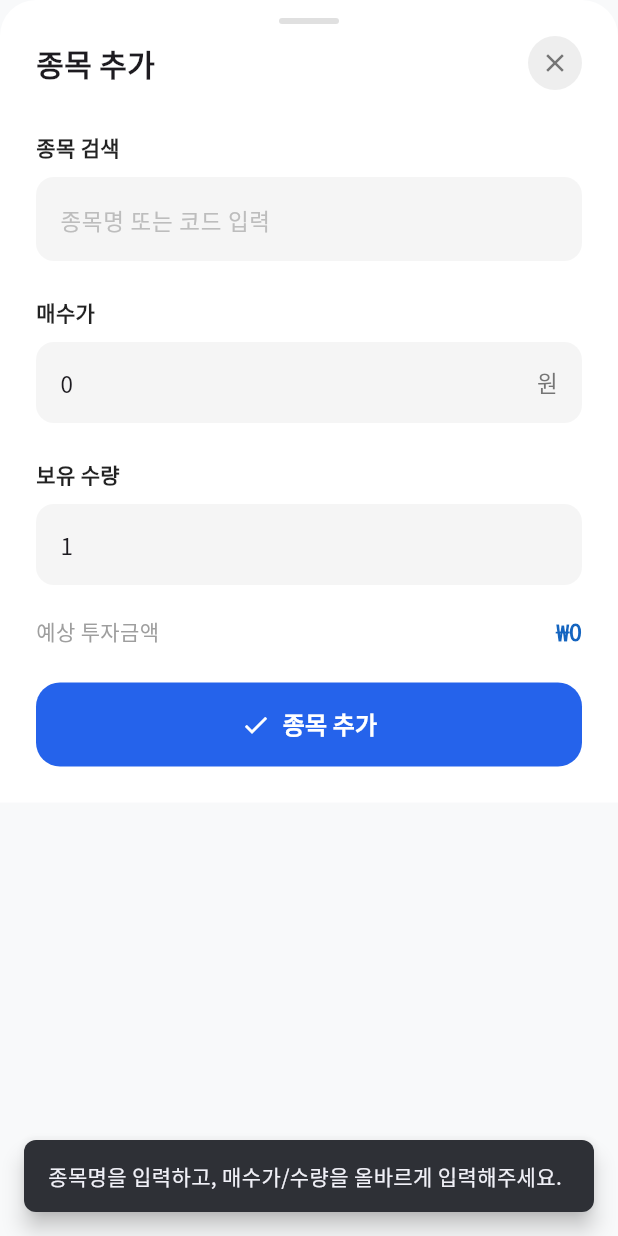
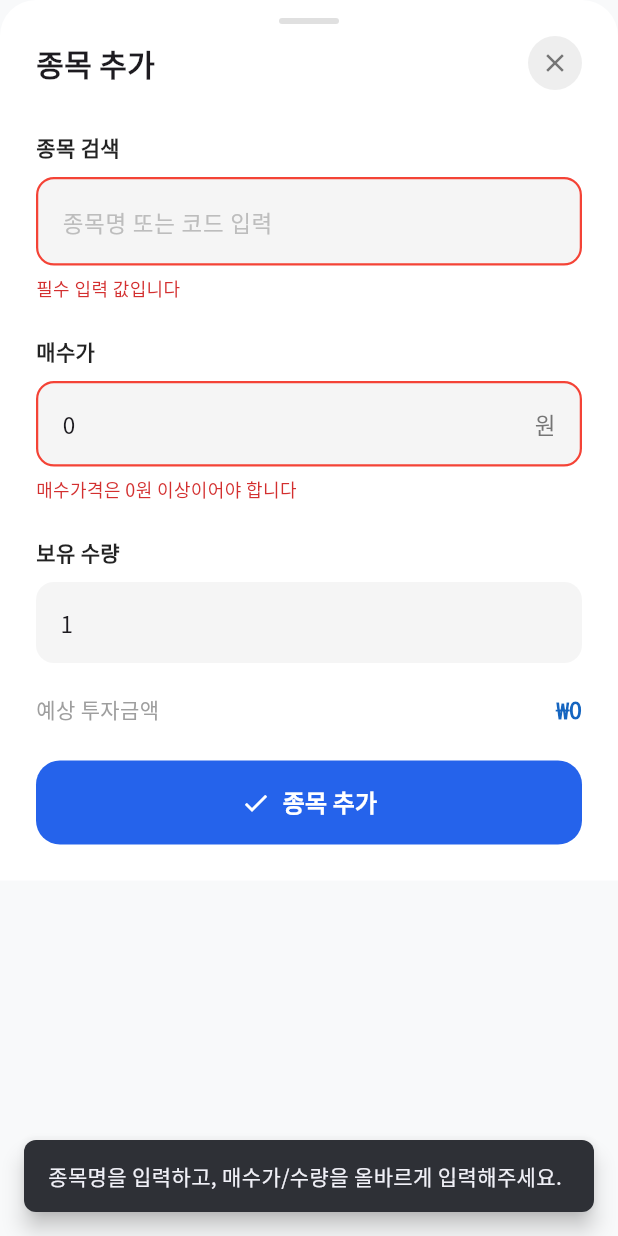
Before and after one commit to tissuesoft/jusikapp, a Flutter app: the _AddStockBottomSheet widget shown alone on an empty page, opened directly, after a tap on "종목 추가", on a phone screen of 412 x 824 dp. Run offline on Flutter 3.47's test engine with Material 3 defaults, Android fonts, the phone set to English and light mode, and no system bars; our stand-ins replace fl_chart, google_fonts, shared_preferences; missing offline and left inert: kakao_flutter_sdk_user; accounts and stored records are empty; network calls fail; statements that could not run were skipped.

Commit message:
feat: 종목 추가 필드 검증 강화 - 필수 입력/형식/0원·0개 에러 표시
- 종목 검색: 미입력 시 '필수 입력 값입니다' + 빨간 테두리
- 매수가: 0원/형식 오류(0400 등) 시 에러 문구 + 빨간 테두리
- 보유 수량: 0개/형식 오류 시 에러 문구 + 빨간 테두리

Co-authored-by: Cursor <cursoragent@cursor.com>

```diff
--- a/lib/screens/home_screen.dart
+++ b/lib/screens/home_screen.dart
@@ -206,7 +206,11 @@ class _HomeScreenState extends State<HomeScreen> {
               ),
               actions: [
                 IconButton(
-                  icon: const Icon(Icons.menu, color: Colors.black87, size: 26),
+                  icon: const Icon(
+                    Icons.settings,
+                    color: Colors.black87,
+                    size: 26,
+                  ),
                   onPressed: () {
                     Navigator.push(
                       context,
--- a/lib/widgets/add_stock_bottom_sheet.dart
+++ b/lib/widgets/add_stock_bottom_sheet.dart
@@ -44,6 +44,9 @@ class _AddStockBottomSheetState extends State<_AddStockBottomSheet> {
   double? _selectedCurrentPrice; // 선택된 종목의 현재가
   bool _showSearchResults = false; // 검색 결과 표시 여부
   bool _isSaving = false; // 저장 중 상태
+  String? _searchError; // 종목명 미입력 시 필드 하단 에러 문구
+  String? _priceError; // 매수가 0원일 때 필드 하단 에러 문구
+  String? _quantityError; // 보유 수량 0개일 때 필드 하단 에러 문구
   final _apiService = StockApiService(); // API 서비스 인스턴스
 
   /// 안내 메시지(SnackBar)를 안전하게 표시
@@ -74,13 +77,31 @@ class _AddStockBottomSheetState extends State<_AddStockBottomSheet> {
 
   /// 매수가 입력값을 double로 파싱
   double get _buyPrice {
-    final text = _priceController.text.replaceAll(',', '');
+    final text = _priceController.text.replaceAll(',', '').trim();
     return double.tryParse(text) ?? 0;
   }
 
   /// 보유 수량 입력값을 int로 파싱
   int get _quantity {
-    return int.tryParse(_quantityController.text) ?? 0;
+    return int.tryParse(_quantityController.text.trim()) ?? 0;
+  }
+
+  /// 매수가 형식 검증: 파싱 실패, 선행 0(0400 등) → false
+  bool get _isPriceValid {
+    final text = _priceController.text.replaceAll(',', '').trim();
+    if (text.isEmpty) return false;
+    if (double.tryParse(text) == null) return false;
+    if (text.startsWith('0') && text.length > 1) return false;
+    return true;
+  }
+
+  /// 보유 수량 형식 검증: 파싱 실패, 선행 0(0400 등) → false
+  bool get _isQuantityValid {
+    final text = _quantityController.text.trim();
+    if (text.isEmpty) return false;
+    if (int.tryParse(text) == null) return false;
+    if (text.startsWith('0') && text.length > 1) return false;
+    return true;
   }
 
   /// 예상 투자금액 = 매수가 × 보유 수량
@@ -130,11 +151,33 @@ class _AddStockBottomSheetState extends State<_AddStockBottomSheet> {
 
     final stockName = _searchController.text.trim();
 
-    if (stockName.isEmpty || _buyPrice <= 0 || _quantity <= 0) {
+    final priceInvalid = !_isPriceValid;
+    final quantityInvalid = !_isQuantityValid;
+    final priceZero = _buyPrice <= 0;
+    final quantityZero = _quantity <= 0;
+
+    if (stockName.isEmpty || priceInvalid || quantityInvalid || priceZero || quantityZero) {
+      setState(() {
+        _isSaving = false;
+        _searchError = stockName.isEmpty ? '필수 입력 값입니다' : null;
+        _priceError = priceInvalid
+            ? '입력된 값이 올바르지 않습니다'
+            : (priceZero ? '매수가격은 0원 이상이어야 합니다' : null);
+        _quantityError = quantityInvalid
+            ? '입력된 값이 올바르지 않습니다'
+            : (quantityZero ? '보유 수량은 최소 1개 이상이어야 합니다' : null);
+      });
+      if (stockName.isEmpty || quantityInvalid || quantityZero) {
         _showMessage('종목명을 입력하고, 매수가/수량을 올바르게 입력해주세요.');
-      setState(() => _isSaving = false);
+      }
       return;
     }
+
+    setState(() {
+      _searchError = null;
+      _priceError = null;
+      _quantityError = null;
+    });
 
     final item = PortfolioItem(
       name: stockName,
@@ -295,18 +338,26 @@ class _AddStockBottomSheetState extends State<_AddStockBottomSheet> {
   }
 
   /// 종목 검색 입력 필드 위젯
+  /// _searchError가 있으면 테두리 빨간색 + 하단에 에러 문구 표시
   Widget _buildSearchField() {
-    return Container(
+    final hasError = _searchError != null;
+    return Column(
+      crossAxisAlignment: CrossAxisAlignment.start,
+      children: [
+        Container(
           decoration: BoxDecoration(
             color: Colors.grey.shade100,
             borderRadius: BorderRadius.circular(12),
+            border: hasError
+                ? Border.all(color: Colors.red, width: 1.5)
+                : null,
           ),
           child: TextField(
             controller: _searchController,
             onChanged: (value) {
               setState(() {
+                _searchError = null;
                 _showSearchResults = value.isNotEmpty;
-            // 텍스트가 변경되면 이전 선택 초기화
                 if (_selectedStockName != null && value != _selectedStockName) {
                   _selectedStockName = null;
                   _selectedStockTicker = null;
@@ -324,6 +375,15 @@ class _AddStockBottomSheetState extends State<_AddStockBottomSheet> {
               ),
             ),
           ),
+        ),
+        if (hasError) ...[
+          const SizedBox(height: 6),
+          Text(
+            _searchError!,
+            style: TextStyle(fontSize: 12, color: Colors.red.shade700),
+          ),
+        ],
+      ],
     );
   }
 
@@ -375,17 +435,27 @@ class _AddStockBottomSheetState extends State<_AddStockBottomSheet> {
   }
 
   /// 매수가 입력 필드 (숫자 입력 + "원" 접미사)
+  /// _priceError가 있으면 테두리 빨간색 + 하단에 에러 문구 표시
   Widget _buildPriceField() {
-    return Container(
+    final hasError = _priceError != null;
+    return Column(
+      crossAxisAlignment: CrossAxisAlignment.start,
+      children: [
+        Container(
           decoration: BoxDecoration(
             color: Colors.grey.shade100,
             borderRadius: BorderRadius.circular(12),
+            border: hasError
+                ? Border.all(color: Colors.red, width: 1.5)
+                : null,
           ),
           child: TextField(
             controller: _priceController,
             keyboardType: TextInputType.number,
             inputFormatters: [FilteringTextInputFormatter.digitsOnly],
-        onChanged: (_) => setState(() {}), // 예상 투자금액 갱신
+            onChanged: (_) => setState(() {
+              _priceError = null; // 입력 시 에러 제거
+            }),
             decoration: InputDecoration(
               suffixText: '원',
               suffixStyle: TextStyle(fontSize: 15, color: Colors.grey.shade600),
@@ -397,27 +467,61 @@ class _AddStockBottomSheetState extends State<_AddStockBottomSheet> {
             ),
             style: const TextStyle(fontSize: 15),
           ),
+        ),
+        if (hasError) ...[
+          const SizedBox(height: 6),
+          Text(
+            _priceError!,
+            style: TextStyle(
+              fontSize: 12,
+              color: Colors.red.shade700,
+            ),
+          ),
+        ],
+      ],
     );
   }
 
   /// 보유 수량 입력 필드
+  /// _quantityError가 있으면 테두리 빨간색 + 하단에 에러 문구 표시
   Widget _buildQuantityField() {
-    return Container(
+    final hasError = _quantityError != null;
+    return Column(
+      crossAxisAlignment: CrossAxisAlignment.start,
+      children: [
+        Container(
           decoration: BoxDecoration(
             color: Colors.grey.shade100,
             borderRadius: BorderRadius.circular(12),
+            border: hasError
+                ? Border.all(color: Colors.red, width: 1.5)
+                : null,
           ),
           child: TextField(
             controller: _quantityController,
             keyboardType: TextInputType.number,
             inputFormatters: [FilteringTextInputFormatter.digitsOnly],
-        onChanged: (_) => setState(() {}), // 예상 투자금액 갱신
+            onChanged: (_) => setState(() {
+              _quantityError = null; // 입력 시 에러 제거
+            }),
             decoration: const InputDecoration(
               border: InputBorder.none,
               contentPadding: EdgeInsets.symmetric(horizontal: 16, vertical: 16),
             ),
             style: const TextStyle(fontSize: 15),
           ),
+        ),
+        if (hasError) ...[
+          const SizedBox(height: 6),
+          Text(
+            _quantityError!,
+            style: TextStyle(
+              fontSize: 12,
+              color: Colors.red.shade700,
+            ),
+          ),
+        ],
+      ],
     );
   }
 
```
Lines whose indentation alone changed are shown as unchanged.
